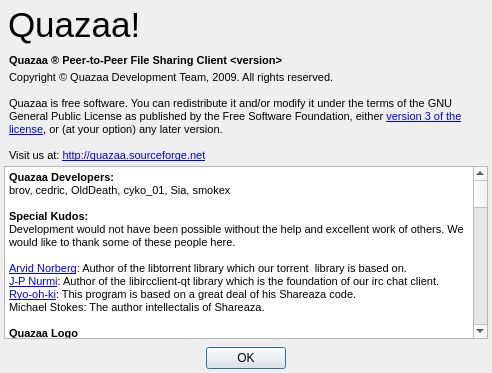
c3c/quazaa, file Quazaa/UI/dialogabout.ui: the form before one commit.
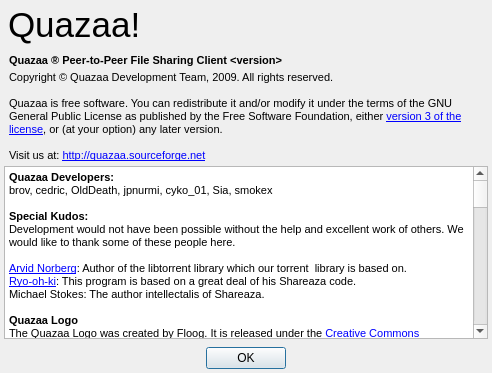
The form after the commit. Icons and pictures are not drawn.

The edit to the form file:
```diff
--- a/Quazaa/UI/dialogabout.ui
+++ b/Quazaa/UI/dialogabout.ui
@@ -163,13 +163,12 @@
 &lt;tr&gt;
 &lt;td style=&quot;border: none;&quot;&gt;
 &lt;p style=&quot; margin-top:0px; margin-bottom:0px; margin-left:0px; margin-right:0px; -qt-block-indent:0; text-indent:0px;&quot;&gt;&lt;span style=&quot; font-size:8pt; font-weight:600;&quot;&gt;Quazaa Developers:&lt;/span&gt;&lt;/p&gt;
-&lt;p style=&quot; margin-top:0px; margin-bottom:0px; margin-left:0px; margin-right:0px; -qt-block-indent:0; text-indent:0px;&quot;&gt;&lt;span style=&quot; font-size:8pt;&quot;&gt;brov, cedric, OldDeath, cyko_01, Sia, smokex&lt;/span&gt;&lt;/p&gt;
+&lt;p style=&quot; margin-top:0px; margin-bottom:0px; margin-left:0px; margin-right:0px; -qt-block-indent:0; text-indent:0px;&quot;&gt;&lt;span style=&quot; font-size:8pt;&quot;&gt;brov, cedric, OldDeath, jpnurmi, cyko_01, Sia, smokex&lt;/span&gt;&lt;/p&gt;
 &lt;p style=&quot;-qt-paragraph-type:empty; margin-top:0px; margin-bottom:0px; margin-left:0px; margin-right:0px; -qt-block-indent:0; text-indent:0px; font-size:8pt;&quot;&gt;&lt;/p&gt;
 &lt;p style=&quot; margin-top:0px; margin-bottom:0px; margin-left:0px; margin-right:0px; -qt-block-indent:0; text-indent:0px;&quot;&gt;&lt;span style=&quot; font-size:8pt; font-weight:600;&quot;&gt;Special Kudos:&lt;/span&gt;&lt;/p&gt;
 &lt;p style=&quot; margin-top:0px; margin-bottom:0px; margin-left:0px; margin-right:0px; -qt-block-indent:0; text-indent:0px;&quot;&gt;&lt;span style=&quot; font-size:8pt;&quot;&gt;Development would not have been possible without the help and excellent work of others. We would like to thank some of these people here.&lt;/span&gt;&lt;/p&gt;
 &lt;p style=&quot;-qt-paragraph-type:empty; margin-top:0px; margin-bottom:0px; margin-left:0px; margin-right:0px; -qt-block-indent:0; text-indent:0px; font-size:8pt;&quot;&gt;&lt;/p&gt;
 &lt;p style=&quot; margin-top:0px; margin-bottom:0px; margin-left:0px; margin-right:0px; -qt-block-indent:0; text-indent:0px;&quot;&gt;&lt;a href=&quot;http://www.rasterbar.com&quot;&gt;&lt;span style=&quot; font-size:8pt; text-decoration: underline; color:#0000ff;&quot;&gt;Arvid Norberg&lt;/span&gt;&lt;/a&gt;&lt;span style=&quot; font-size:8pt;&quot;&gt;: Author of the libtorrent library which our torrent  library is based on.&lt;/span&gt;&lt;/p&gt;
-&lt;p style=&quot; margin-top:0px; margin-bottom:0px; margin-left:0px; margin-right:0px; -qt-block-indent:0; text-indent:0px;&quot;&gt;&lt;a href=&quot;http://bitbucket.org/jpnurmi&quot;&gt;&lt;span style=&quot; font-family:'Segoe UI'; font-size:8pt; text-decoration: underline; color:#0000ff;&quot;&gt;J-P Nurmi&lt;/span&gt;&lt;/a&gt;&lt;span style=&quot; font-size:8pt;&quot;&gt;: Author of the libircclient-qt library which is the foundation of our irc chat client.&lt;/span&gt;&lt;/p&gt;
 &lt;p style=&quot; margin-top:0px; margin-bottom:0px; margin-left:0px; margin-right:0px; -qt-block-indent:0; text-indent:0px;&quot;&gt;&lt;a href=&quot;http://www.cherubicsoft.com/&quot;&gt;&lt;span style=&quot; font-size:8pt; text-decoration: underline; color:#0000ff;&quot;&gt;Ryo-oh-ki&lt;/span&gt;&lt;/a&gt;&lt;span style=&quot; font-size:8pt;&quot;&gt;: This program is based on a great deal of his Shareaza code. &lt;/span&gt;&lt;/p&gt;
 &lt;p style=&quot; margin-top:0px; margin-bottom:0px; margin-left:0px; margin-right:0px; -qt-block-indent:0; text-indent:0px;&quot;&gt;&lt;span style=&quot; font-size:8pt;&quot;&gt;Michael Stokes: The author intellectalis of Shareaza.&lt;/span&gt;&lt;/p&gt;
 &lt;p style=&quot;-qt-paragraph-type:empty; margin-top:0px; margin-bottom:0px; margin-left:0px; margin-right:0px; -qt-block-indent:0; text-indent:0px; font-size:8pt;&quot;&gt;&lt;/p&gt;
```
